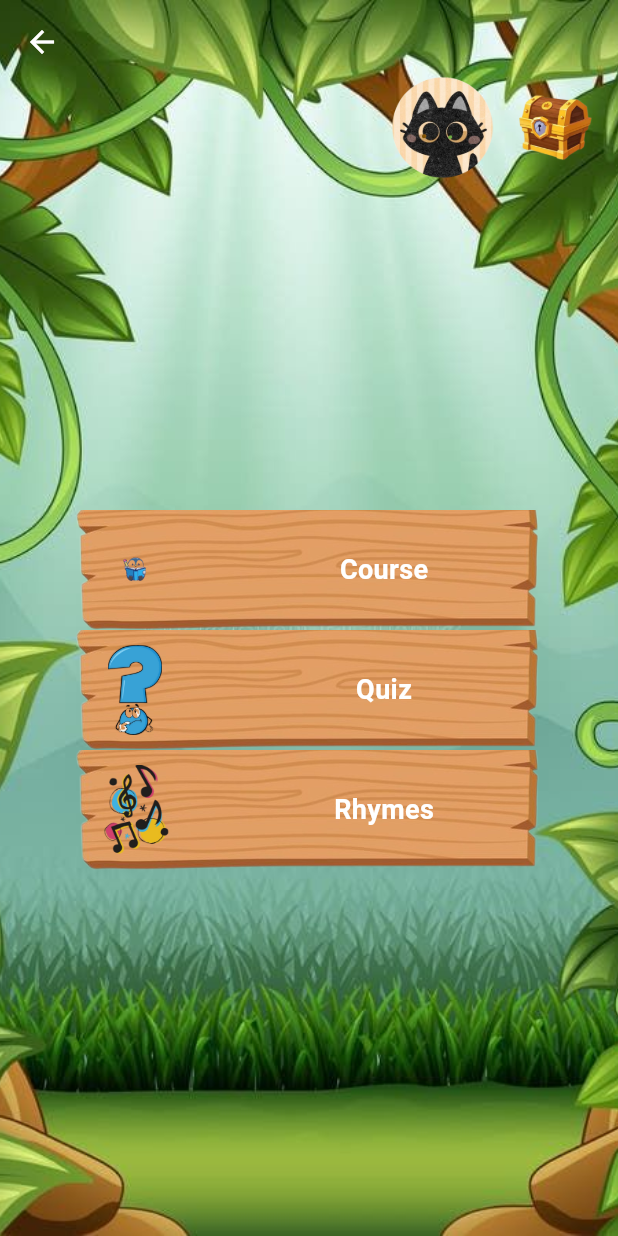
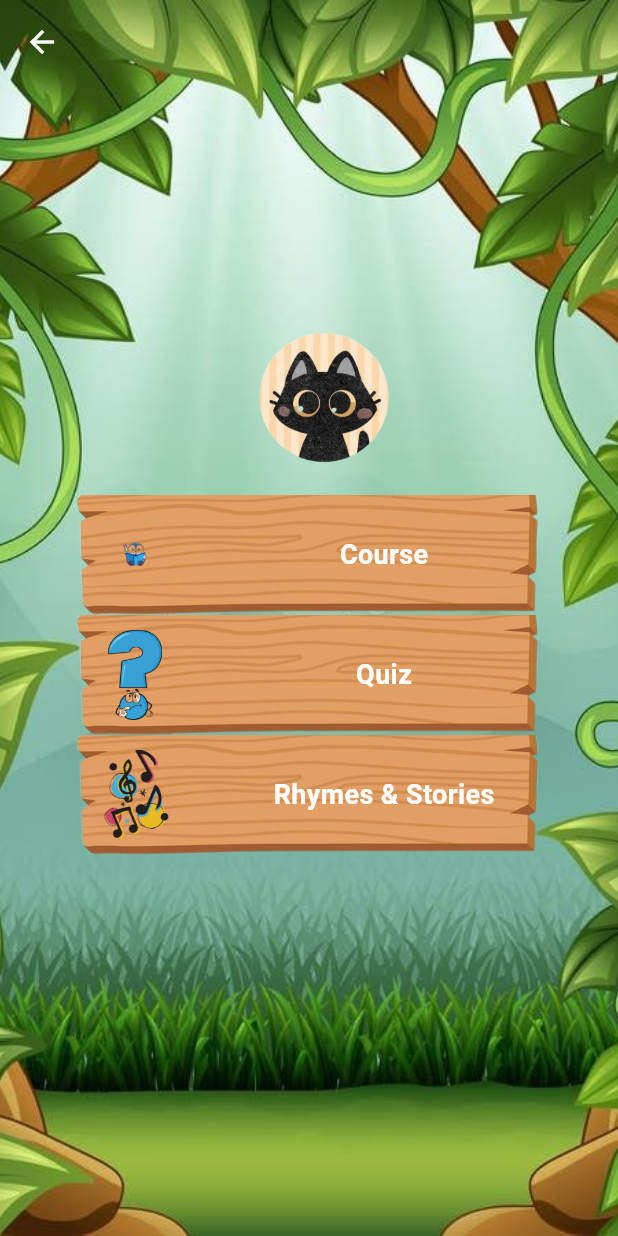
Before and after one commit to mahatarc/TinyTalk, a Flutter app: the Home screen opened directly, on a phone screen of 412 x 824 dp. Run offline on Flutter 3.47's test engine with Material 3 defaults, Android fonts, the phone set to English and light mode, and no system bars; our stand-ins replace audioplayers, flutter_bloc, google_fonts, permission_handler, shared_preferences, smooth_page_indicator and 1 more; missing offline and left inert: flutter_sound; accounts and stored records are empty; network calls fail.

Commit message:
minor ui changes

```diff
--- a/frontend/lib/features/homepage/presentation/UI/home.dart
+++ b/frontend/lib/features/homepage/presentation/UI/home.dart
@@ -4,8 +4,6 @@ import 'package:tiny_talks/features/courses/presentation/UI/courses.dart';
 import 'package:tiny_talks/features/profile/presentation/UI/profile.dart';
 import 'package:tiny_talks/features/quiz/presentation/UI/quiz.dart';
 import 'package:tiny_talks/features/rhymes/presentation/UI/rhymes.dart';
-
-
 
 class Home extends StatelessWidget {
   const Home({super.key});
@@ -41,10 +39,10 @@ class Home extends StatelessWidget {
           ),
           Column(
             children: [
-              const SizedBox(height: 50), // Space for the AppBar
+              const SizedBox(height: 220), // Space for the AppBar
               // Profile and Chest icons row
               Padding(
-                padding: const EdgeInsets.symmetric(horizontal: 16.0),
+                padding: const EdgeInsets.symmetric(horizontal: 135.0),
                 child: Row(
                   mainAxisAlignment: MainAxisAlignment.end,
                   children: [
@@ -57,26 +55,26 @@ class Home extends StatelessWidget {
                       },
                       child: Image.asset(
                         'images/profile.png', // Replace with your profile image path
-                        width: 70,
-                        height: 70,
+                        width: 90,
+                        height: 90,
                       ),
                     ),
-                    const SizedBox(width: 16), // Space between icons
-                    GestureDetector(
-                      onTap: () {
-                        // Add action for chest icon
-                        print("Chest icon tapped");
-                      },
-                      child: Image.asset(
-                        'images/chest.png', // Replace with your chest image path
-                        width: 50,
-                        height: 50,
-                      ),
-                    ),
+                    const SizedBox(width: 16),
+                    // GestureDetector(
+                    //   onTap: () {
+                    //     // Add action for chest icon
+                    //     print("Chest icon tapped");
+                    //   },
+                    //   child: Image.asset(
+                    //     'images/chest.png',
+                    //     width: 50,
+                    //     height: 50,
+                    //   ),
+                    // ),
                   ],
                 ),
               ),
-              const SizedBox(height: 200), // Spacer for content positioning
+              //const SizedBox(height: 2),
               Expanded(
                 child: ListView(
                   padding: const EdgeInsets.all(20.0),
@@ -104,7 +102,7 @@ class Home extends StatelessWidget {
                       backgroundImage: 'images/h1.png',
                     ),
                     CategoryListTile(
-                      title: 'Rhymes',
+                      title: 'Rhymes & Stories',
                       icon: 'images/rhymes.png',
                       onTap: () {
                         Navigator.push(
@@ -146,20 +144,19 @@ class CategoryListTile extends StatelessWidget {
       child: Stack(
         alignment: Alignment.center,
         children: [
-          // Background image
           ClipRRect(
             borderRadius: BorderRadius.circular(10),
             child: Image.asset(
               backgroundImage,
               fit: BoxFit.cover,
               width: double.infinity,
-              height: 80, // Adjust height for the tile
+              height: 80,
             ),
           ),
           // Icon and text overlay
           Row(
             children: [
-              const SizedBox(width: 40), // Padding from the left
+              const SizedBox(width: 40),
               Image.asset(
                 icon,
                 width: 60,
@@ -171,7 +168,7 @@ class CategoryListTile extends StatelessWidget {
                 style: const TextStyle(
                   fontSize: 18,
                   fontWeight: FontWeight.bold,
-                  color: Colors.white, // White color for contrast
+                  color: Colors.white,
                 ),
               ),
               const Spacer(), // Add equal spacing after the text
--- a/frontend/lib/features/loginPage/presentation/UI/ForgotPasswordPage.dart
+++ b/frontend/lib/features/loginPage/presentation/UI/ForgotPasswordPage.dart
@@ -28,7 +28,7 @@ class _ForgotPasswordPageState extends State<ForgotPasswordPage> {
     });
     try {
       final response = await http.post(
-        Uri.parse("http://192.168.1.2:8000/api/password_reset/"), // URL for password reset request
+        Uri.parse("http://192.168.1.5:8000/api/password_reset/"),
         headers: {"Content-Type": "application/json"},
         body: jsonEncode({"email": email}),
       );
--- a/frontend/lib/features/loginPage/presentation/UI/login.dart
+++ b/frontend/lib/features/loginPage/presentation/UI/login.dart
@@ -21,7 +21,7 @@ class _LoginPageState extends State<LoginPage> {
   bool isLoading = false;
   String? errorMessage;
 
-  final String apiUrl = "http://192.168.1.3:8000/api/login/";
+  final String apiUrl = "http://192.168.1.5:8000/api/login/";
 
   @override
   void initState() {
--- a/frontend/lib/features/numbers/presentation/UI/numbers.dart
+++ b/frontend/lib/features/numbers/presentation/UI/numbers.dart
@@ -117,8 +117,7 @@ Future<void> _stopRecording() async {
 
 
 Future<void> _evaluateSpeech(File audioFile) async {
- // const String apiUrl = "http://192.168.1.9:8000/api/deploy/evaluate_speech/";
-  const String apiUrl = "http://192.168.1.2:8000/api/deploy/evaluate_speech/";
+  const String apiUrl = "http://192.168.1.5:8000/api/deploy/evaluate_speech/";
 
   try {
     // Prepare the multipart request
@@ -134,7 +133,6 @@ Future<void> _evaluateSpeech(File audioFile) async {
     var response = await request.send();
     var responseData = await response.stream.bytesToString();
 
-    // Debug: Print server response
     print("Response: $responseData");
 
     if (response.statusCode == 200) {
@@ -221,7 +219,7 @@ Future<void> _evaluateSpeech(File audioFile) async {
               left: 30.0,
               child: IconButton(
                 icon: const Icon(Icons.volume_up, size: 40.0),
-                onPressed: _playAudio, // Calls _playSound() when pressed
+                onPressed: _playAudio,
               ),
             ),
             Positioned(
--- a/frontend/lib/features/profile/presentation/UI/profile.dart
+++ b/frontend/lib/features/profile/presentation/UI/profile.dart
@@ -24,7 +24,7 @@ class _ProfilePageState extends State<ProfilePage> {
     }
 
     final response = await http.get(
-      Uri.parse('http://192.168.1.2:8000/profile/'),
+      Uri.parse('http://192.168.1.5:8000/profile/'),
       headers: {'Authorization': 'Bearer $accessToken'},
     );
 
--- a/frontend/lib/features/signupPage/presentation/bloc/auth.dart
+++ b/frontend/lib/features/signupPage/presentation/bloc/auth.dart
@@ -2,7 +2,7 @@ import 'dart:convert';
 import 'package:http/http.dart' as http;
 
 class SignupService {
-  final String apiUrl = "http://192.168.1.2:8000/api/signup/";
+  final String apiUrl = "http://192.168.1.5:8000/api/signup/";
 
   Future<Map<String, dynamic>> signup(String username, String email, String password) async {
     try {
```
Also changed, not shown: frontend/lib/features/homepage/presentation/UI/homepage.dart (+14 -14 lines), frontend/lib/features/quiz/presentation/UI/correctanswer.dart (+78 -62 lines), frontend/lib/features/rhymes/presentation/UI/rhymes.dart (+6 -2 lines), 1 other file.
